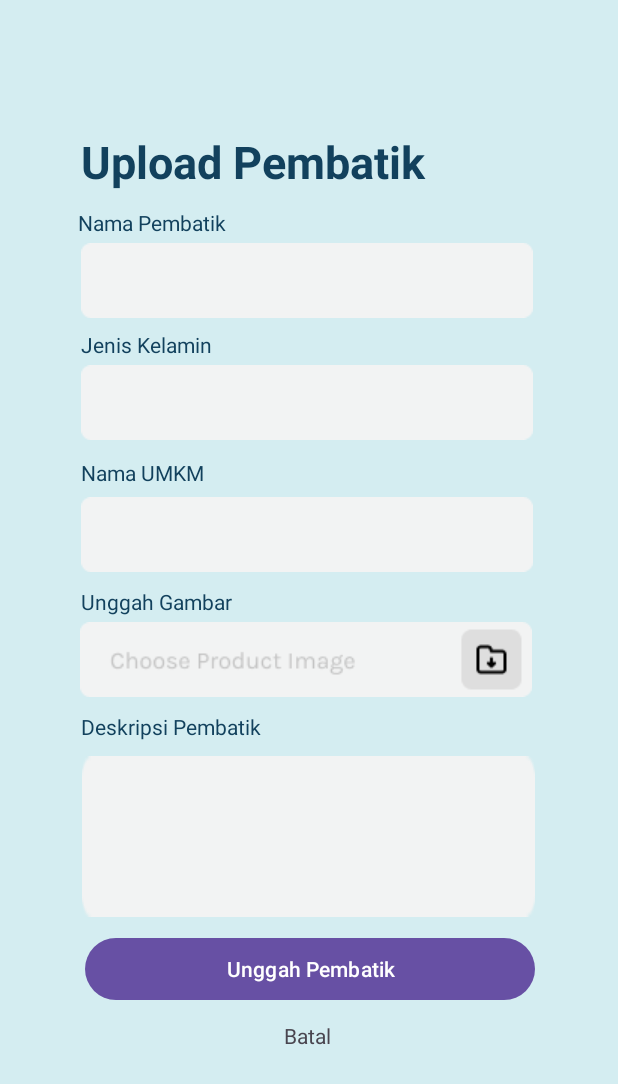
After one commit to agungriyadi19/MD, an Android app: the layout activity_upload_pembatik_umkm.xml on its own in the app's theme, with its tools: preview values and no code run, on a phone screen of 412 x 824 dp. The commit adds this screen. Shown: the top 1084 px of the screen. Run offline under Robolectric (Android 15) with nearby library versions, the phone set to English and light mode, and no system bars.

Commit message:
add "upload pembatik UMKM" page

```diff
--- /dev/null
+++ b/app/src/main/res/layout/activity_upload_pembatik_umkm.xml
@@ -0,0 +1,192 @@
+<?xml version="1.0" encoding="utf-8"?>
+<androidx.constraintlayout.widget.ConstraintLayout xmlns:android="http://schemas.android.com/apk/res/android"
+    xmlns:app="http://schemas.android.com/apk/res-auto"
+    xmlns:tools="http://schemas.android.com/tools"
+    android:layout_width="match_parent"
+    android:layout_height="match_parent"
+    android:background="@color/tertiary"
+    tools:ignore="ExtraText">
+
+    <ProgressBar
+        android:id="@+id/progressBar"
+        android:layout_width="wrap_content"
+        android:layout_height="wrap_content"
+        android:visibility="gone"
+        app:layout_constraintBottom_toBottomOf="parent"
+        app:layout_constraintEnd_toEndOf="parent"
+        app:layout_constraintStart_toStartOf="parent"
+        app:layout_constraintTop_toTopOf="parent" />
+
+
+    <EditText
+        android:id="@+id/ed_descrriptions"
+        android:layout_width="302dp"
+        android:layout_height="107dp"
+        android:layout_marginTop="4dp"
+        android:background="@drawable/textbox_background"
+        android:ems="10"
+        android:inputType="text"
+        app:layout_constraintEnd_toEndOf="parent"
+        app:layout_constraintHorizontal_bias="0.495"
+        app:layout_constraintStart_toStartOf="parent"
+        app:layout_constraintTop_toBottomOf="@+id/tv_descriptions_pembatik" />
+
+    <TextView
+        android:id="@+id/tv_descriptions_pembatik"
+        android:layout_width="141dp"
+        android:layout_height="25dp"
+        android:layout_marginTop="10dp"
+        android:text="@string/description_pembatik"
+        android:textColor="@color/primary"
+        android:textSize="14sp"
+        app:layout_constraintEnd_toEndOf="parent"
+        app:layout_constraintHorizontal_bias="0.2"
+        app:layout_constraintStart_toStartOf="parent"
+        app:layout_constraintTop_toBottomOf="@+id/imageButton_upload_pembatik_umkm" />
+
+    <TextView
+        android:id="@+id/tv_upload_pembatik_umkm"
+        android:layout_width="297dp"
+        android:layout_height="39dp"
+        android:layout_marginBottom="260dp"
+        android:text="@string/upload_pembatik_umkm"
+        android:textAlignment="textStart"
+        android:textColor="@color/primary"
+        android:textSize="30sp"
+        android:textStyle="bold"
+        app:layout_constraintBottom_toBottomOf="@+id/progressBar"
+        app:layout_constraintEnd_toEndOf="parent"
+        app:layout_constraintHorizontal_bias="0.473"
+        app:layout_constraintStart_toStartOf="parent"
+        app:layout_constraintTop_toTopOf="parent"
+        app:layout_constraintVertical_bias="0.776"
+        tools:ignore="MissingConstraints,SpUsage" />
+
+    <EditText
+        android:id="@+id/ed_namaUmkm"
+        android:layout_width="wrap_content"
+        android:layout_height="wrap_content"
+        android:layout_marginTop="4dp"
+        android:background="@drawable/textbox_background"
+        android:ems="10"
+        android:inputType="text"
+        app:layout_constraintEnd_toEndOf="parent"
+        app:layout_constraintHorizontal_bias="0.49"
+        app:layout_constraintStart_toStartOf="parent"
+        app:layout_constraintTop_toBottomOf="@+id/tv_namaUmkm" />
+
+    <ImageButton
+        android:id="@+id/imageButton_upload_pembatik_umkm"
+        android:layout_width="305dp"
+        android:layout_height="50dp"
+        android:layout_marginTop="4dp"
+        android:src="@drawable/ic_upload_image"
+        app:layout_constraintEnd_toEndOf="parent"
+        app:layout_constraintHorizontal_bias="0.481"
+        app:layout_constraintStart_toStartOf="parent"
+        app:layout_constraintTop_toBottomOf="@+id/tv_uploadImage_pembatik_umkm" />
+
+    <TextView
+        android:id="@+id/tv_uploadImage_pembatik_umkm"
+        android:layout_width="137dp"
+        android:layout_height="19dp"
+        android:layout_marginTop="10dp"
+        android:text="@string/uploadImage_umkm"
+        android:textColor="@color/primary"
+        android:textSize="14sp"
+        app:layout_constraintEnd_toEndOf="parent"
+        app:layout_constraintHorizontal_bias="0.197"
+        app:layout_constraintStart_toStartOf="parent"
+        app:layout_constraintTop_toBottomOf="@+id/ed_namaUmkm" />
+
+    <EditText
+        android:id="@+id/editText_pembatikName"
+        android:layout_width="wrap_content"
+        android:layout_height="wrap_content"
+        android:background="@drawable/textbox_background"
+        android:layout_marginTop="4dp"
+        android:ems="10"
+        android:inputType="text"
+        app:layout_constraintEnd_toEndOf="parent"
+        app:layout_constraintHorizontal_bias="0.49"
+        app:layout_constraintStart_toStartOf="parent"
+        app:layout_constraintTop_toBottomOf="@+id/labelPembatikName" />
+
+    <EditText
+        android:id="@+id/ed_jenisKelamin"
+        android:layout_width="wrap_content"
+        android:layout_height="wrap_content"
+        android:layout_marginTop="4dp"
+        android:background="@drawable/textbox_background"
+        android:ems="10"
+        android:inputType="text"
+        app:layout_constraintEnd_toEndOf="parent"
+        app:layout_constraintHorizontal_bias="0.49"
+        app:layout_constraintStart_toStartOf="parent"
+        app:layout_constraintTop_toBottomOf="@+id/tv_JenisKelamin" />
+
+    <TextView
+        android:id="@+id/tv_namaUmkm"
+        android:layout_width="89dp"
+        android:layout_height="22dp"
+        android:layout_marginTop="12dp"
+        android:text="@string/namaUMKM"
+        android:textColor="@color/primary"
+        android:textSize="14sp"
+        app:layout_constraintEnd_toEndOf="parent"
+        app:layout_constraintHorizontal_bias="0.167"
+        app:layout_constraintStart_toStartOf="parent"
+        app:layout_constraintTop_toBottomOf="@+id/ed_jenisKelamin" />
+
+    <TextView
+        android:id="@+id/labelPembatikName"
+        android:layout_width="wrap_content"
+        android:layout_height="wrap_content"
+        android:layout_marginTop="12dp"
+        android:text="@string/NamaPembatik"
+        android:textColor="@color/primary"
+        android:textSize="14sp"
+        app:layout_constraintEnd_toEndOf="parent"
+        app:layout_constraintHorizontal_bias="0.165"
+        app:layout_constraintStart_toStartOf="parent"
+        app:layout_constraintTop_toBottomOf="@+id/tv_upload_pembatik_umkm" />
+
+    <TextView
+        android:id="@+id/tv_JenisKelamin"
+        android:layout_width="wrap_content"
+        android:layout_height="wrap_content"
+        android:layout_marginTop="8dp"
+        android:text="@string/jenisKelamin"
+        android:textColor="@color/primary"
+        android:textSize="14sp"
+        app:layout_constraintEnd_toEndOf="parent"
+        app:layout_constraintHorizontal_bias="0.166"
+        app:layout_constraintStart_toStartOf="parent"
+        app:layout_constraintTop_toBottomOf="@+id/editText_pembatikName" />
+
+    <Button
+        android:id="@+id/button_upload_pembatik_umkm"
+        android:layout_width="300dp"
+        android:layout_height="49dp"
+        android:layout_marginTop="10dp"
+        android:text="@string/uploadPembatik"
+        app:layout_constraintEnd_toEndOf="parent"
+        app:layout_constraintHorizontal_bias="0.504"
+        app:layout_constraintStart_toStartOf="parent"
+        app:layout_constraintTop_toBottomOf="@+id/ed_descrriptions" />
+
+    <TextView
+        android:id="@+id/tv_cancel_pembatik_umkm"
+        android:layout_width="wrap_content"
+        android:layout_height="wrap_content"
+        android:layout_marginTop="10dp"
+        android:text="@string/cancel"
+        app:layout_constraintBottom_toBottomOf="parent"
+        app:layout_constraintEnd_toEndOf="parent"
+        app:layout_constraintHorizontal_bias="0.498"
+        app:layout_constraintStart_toStartOf="parent"
+        app:layout_constraintTop_toBottomOf="@+id/button_upload_pembatik_umkm"
+        app:layout_constraintVertical_bias="0.0" />
+
+
+</androidx.constraintlayout.widget.ConstraintLayout>
--- a/app/src/main/res/values/strings.xml
+++ b/app/src/main/res/values/strings.xml
@@ -80,14 +80,20 @@
     <string name="dont_have_asccount">Don\'t have account?</string>
     <string name="upload_product_supplier">Upload Product\n</string>
     <string name="productName">Nama Produk</string>
+    <string name="NamaPembatik">Nama Pembatik</string>
     <string name="price">Harga Produk</string>
+    <string name="jenisKelamin">Jenis Kelamin</string>
     <string name="kodeProduk">Kode Produk\n</string>
+    <string name="namaUMKM">Nama UMKM\n</string>
     <string name="uploadImage_umkm">Unggah Gambar</string>
     <string name="description">Deskripsi Produk</string>
+    <string name="description_pembatik">Deskripsi Pembatik</string>
     <string name="uploadProduct">Unggah Produk</string>
+    <string name="uploadPembatik">Unggah Pembatik</string>
     <string name="cancel">Batal\n</string>
     <string name="back">back</string>
     <string name="upload_product_umkm">Upload Produk</string>
+    <string name="upload_pembatik_umkm">Upload Pembatik</string>
     <string name="profile">Profile</string>
     <string name="add_item">Add Item</string>
     <string name="supplier_name">Supplier Name</string>
```
